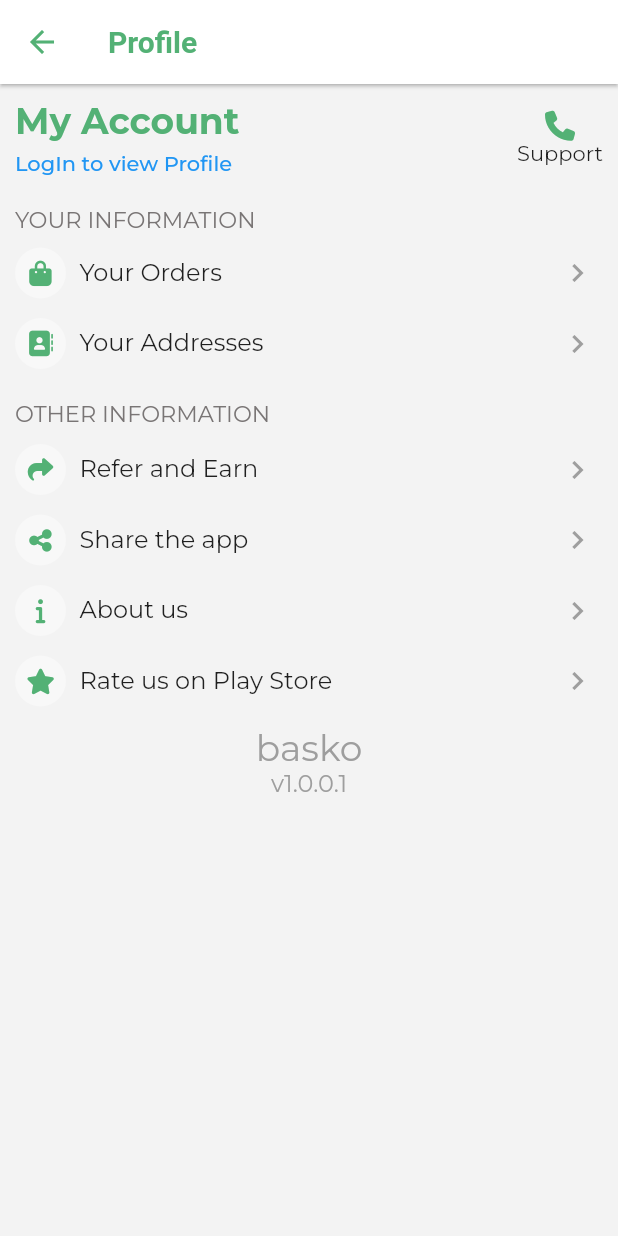
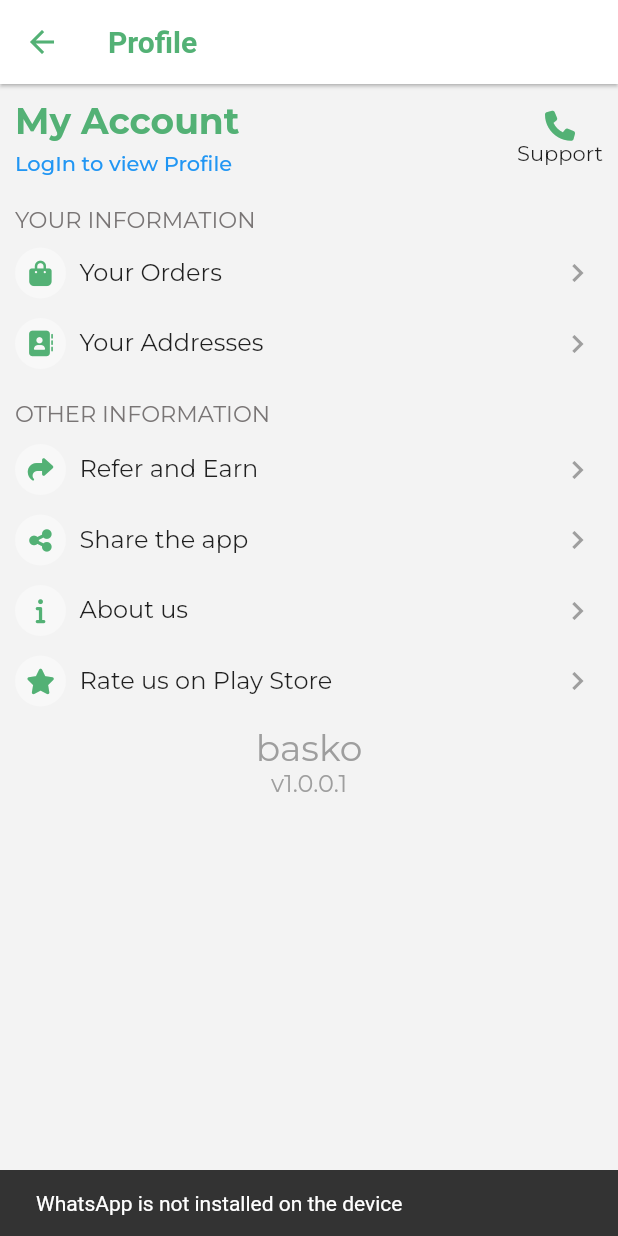
Before and after one commit to Groc-App/adps_basket, a Flutter app: the ProfileScreen screen opened by its route, after a tap on "Support", on a phone screen of 412 x 824 dp. Run offline on Flutter 3.47's test engine with Material 2 defaults, Android fonts, the phone set to English and light mode, and no system bars; our stand-ins replace cached_network_image, confetti, connectivity_plus, dotted_border, firebase_auth, firebase_core and 16 more; missing offline and left inert: about, dart:html, flutter_carousel_slider, scratcher; accounts and stored records are empty; network calls fail.

```diff
--- a/lib/Widgets/Errors/Dataloadingerror.dart
+++ b/lib/Widgets/Errors/Dataloadingerror.dart
@@ -23,7 +23,7 @@ class DataError extends StatelessWidget {
             height: 10,
           ),
           Text(
-            'Opps! Something went wrong.',
+            'Opps! No internet connection.',
             style: TextStyle(
                 fontSize: 19, fontWeight: FontWeight.bold, color: Colors.blue),
           ),
--- a/lib/Widgets/Homepage/MostSelling.dart
+++ b/lib/Widgets/Homepage/MostSelling.dart
@@ -44,7 +44,7 @@ class MostSelling extends StatelessWidget {
                   ),
                 );
               })
-          : Text('Empty List'),
+          : DataError(),
     );
   }
 
--- a/lib/Widgets/Homepage/Quote.dart
+++ b/lib/Widgets/Homepage/Quote.dart
@@ -1,5 +1,6 @@
 import 'package:flutter/material.dart';
 import 'package:flutter_riverpod/flutter_riverpod.dart';
+import 'package:your_basket/Widgets/Sinners/quotesinner.dart';
 
 import '../../providers/providers.dart';
 import '../Errors/Dataloadingerror.dart';
@@ -23,9 +24,9 @@ class Quote extends ConsumerWidget {
               color: Theme.of(context).primaryColor),
         );
       }),
-      error: (_, __) => const DataError(),
+      error: (_, __) => Container(),
       loading: () => const Center(
-        child: ProductSinner(),
+        child: QuoteSinner(),
       ),
     );
   }
--- a/lib/Widgets/Intro/intro_widget1.dart
+++ b/lib/Widgets/Intro/intro_widget1.dart
@@ -17,7 +17,7 @@ class Intro1 extends StatelessWidget {
                 'https://assets5.lottiefiles.com/packages/lf20_3tryizhw.json',
                 height: scHeight * 0.7),
             Container(
-                transform: Matrix4.rotationZ(6.15),
+                // transform: Matrix4.rotationZ(6.15),
                 margin: const EdgeInsets.only(left: 30, right: 35, top: 20),
                 child: const Text(
                   'Things at your doorstep everyday before 8 AM',
--- a/lib/Widgets/Profile/Heading.dart
+++ b/lib/Widgets/Profile/Heading.dart
@@ -1,4 +1,6 @@
 // ignore_for_file: file_names
+
+import 'dart:html';
 
 import 'package:firebase_auth/firebase_auth.dart';
 import 'package:flutter/material.dart';
@@ -48,11 +50,18 @@ class HeadingSupport extends ConsumerWidget {
           ]),
           GestureDetector(
             onTap: () async {
-              const url = "tel:7982733943";
-              if (await canLaunch(url)) {
-                await launch(url);
+              var whatsapp = "+917988923447";
+              var whatsappAndroid =
+                  Uri.parse("whatsapp://send?phone=$whatsapp&text=hello");
+              if (await canLaunchUrl(whatsappAndroid)) {
+                await launchUrl(whatsappAndroid);
               } else {
-                throw 'Could not launch $url';
+                ScaffoldMessenger.of(context).hideCurrentSnackBar();
+                ScaffoldMessenger.of(context).showSnackBar(
+                  const SnackBar(
+                    content: Text("WhatsApp is not installed on the device"),
+                  ),
+                );
               }
             },
             child: Column(
--- a/lib/config.dart
+++ b/lib/config.dart
@@ -4,8 +4,8 @@ import 'dart:ui' as ui;
 class Config {
   /* -------------------------------- app setup ------------------------------- */
   static const String GrocApp = 'GrocApp';
-  // static const String apiURL = '127.0.0.1:8000';
-  static const String apiURL = '192.168.1.8:8000';
+  static const String apiURL = '127.0.0.1:8000';
+  // static const String apiURL = '192.168.1.8:8000';
   // static const String apiURL = '127.0.0.1:8000';
   // static const String apiURL = '192.168.1.11:8000';
   // 127.0.0.1:8000
```
Also changed, not shown: lib/Widgets/Sinners/quotesinner.dart (added, +22 -0 lines).
